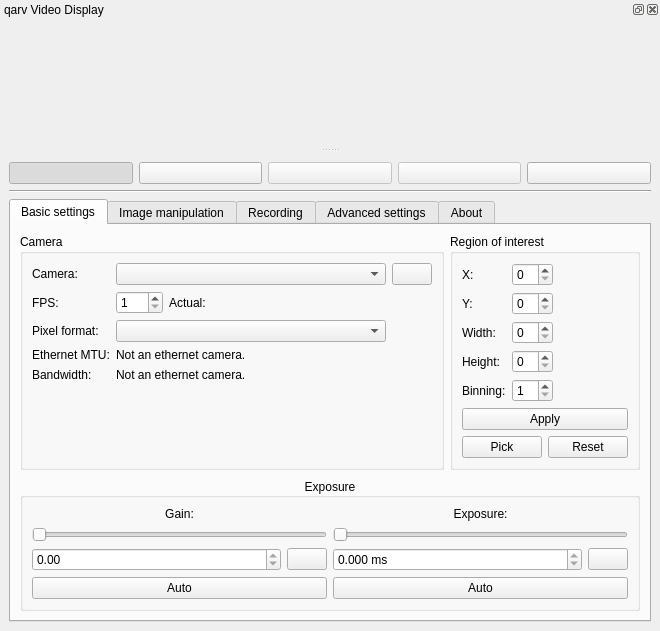
Old version of the form src/mainwindow.ui in the repository AD-Vega/qarv.
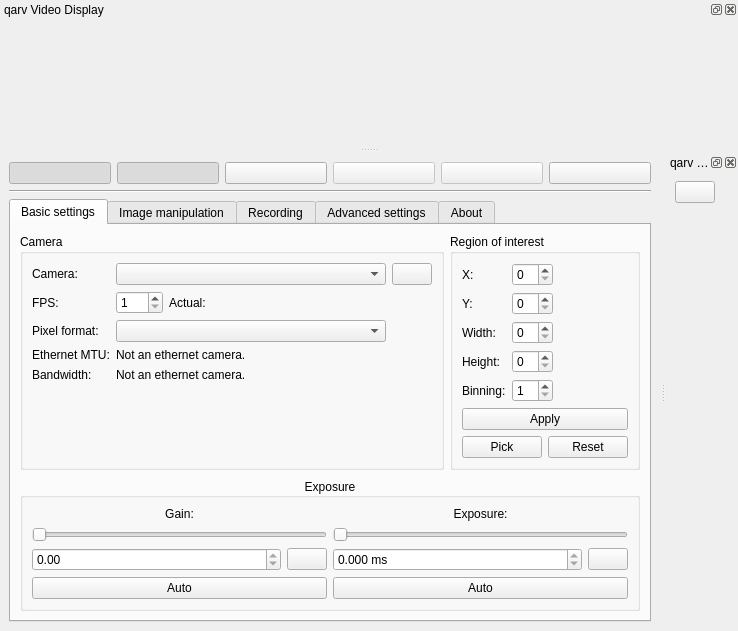
New version of the form. Icons and pictures are not drawn. Custom widgets are drawn as their Qt base class.

Commit message: Add histogram display.

```diff
--- a/src/mainwindow.ui
+++ b/src/mainwindow.ui
@@ -6,7 +6,7 @@
    <rect>
     <x>0</x>
     <y>0</y>
-    <width>624</width>
+    <width>738</width>
     <height>612</height>
    </rect>
   </property>
@@ -814,6 +814,25 @@
         </property>
        </widget>
       </item>
+      <item>
+       <widget class="QPushButton" name="showHistogramButton">
+        <property name="toolTip">
+         <string>Show or hide histogram display.</string>
+        </property>
+        <property name="text">
+         <string/>
+        </property>
+        <property name="icon">
+         <iconset theme="office-chart-bar"/>
+        </property>
+        <property name="checkable">
+         <bool>true</bool>
+        </property>
+        <property name="checked">
+         <bool>true</bool>
+        </property>
+       </widget>
+      </item>
       <item>
        <widget class="QPushButton" name="unzoomButton">
         <property name="toolTip">
@@ -915,6 +934,61 @@
     </property>
    </widget>
   </widget>
+  <widget class="QDockWidget" name="histogramdock">
+   <property name="windowTitle">
+    <string>qarv Histogram</string>
+   </property>
+   <attribute name="dockWidgetArea">
+    <number>2</number>
+   </attribute>
+   <widget class="QWidget" name="widget">
+    <layout class="QVBoxLayout" name="verticalLayout">
+     <item>
+      <layout class="QHBoxLayout" name="horizontalLayout_13">
+       <item>
+        <widget class="QPushButton" name="histogramLog">
+         <property name="toolTip">
+          <string>Logarithmic histogram.</string>
+         </property>
+         <property name="text">
+          <string/>
+         </property>
+         <property name="icon">
+          <iconset theme="view-object-histogram-logarithmic"/>
+         </property>
+         <property name="checkable">
+          <bool>true</bool>
+         </property>
+        </widget>
+       </item>
+       <item>
+        <spacer name="horizontalSpacer_2">
+         <property name="orientation">
+          <enum>Qt::Horizontal</enum>
+         </property>
+         <property name="sizeHint" stdset="0">
+          <size>
+           <width>40</width>
+           <height>20</height>
+          </size>
+         </property>
+        </spacer>
+       </item>
+      </layout>
+     </item>
+     <item>
+      <widget class="GLHistogramWidget" name="histogram" native="true">
+       <property name="sizePolicy">
+        <sizepolicy hsizetype="Expanding" vsizetype="Expanding">
+         <horstretch>0</horstretch>
+         <verstretch>0</verstretch>
+        </sizepolicy>
+       </property>
+      </widget>
+     </item>
+    </layout>
+   </widget>
+  </widget>
  </widget>
  <customwidgets>
   <customwidget>
@@ -923,6 +997,15 @@
    <header>glvideowidget.h</header>
    <container>1</container>
   </customwidget>
+  <customwidget>
+   <class>GLHistogramWidget</class>
+   <extends>QWidget</extends>
+   <header>glhistogramwidget.h</header>
+   <container>1</container>
+   <slots>
+    <slot>setLogarithmic(bool)</slot>
+   </slots>
+  </customwidget>
  </customwidgets>
  <resources>
   <include location="../res/icons/icons.qrc"/>
```
Left out of the diff: 32 changed lines with no effect on the pictures. The commit also changes 9 other files.
